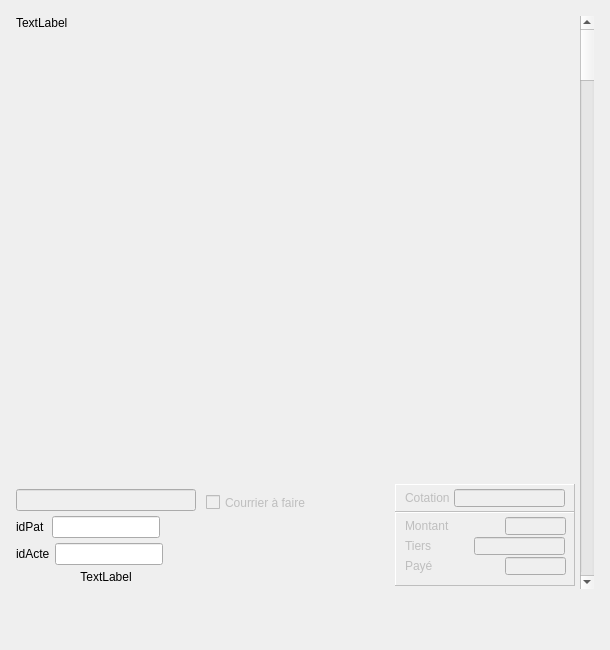
Before: the Qt Designer form dlg_actesprecedents.ui in ukinoki/Rufus, drawn with Qt 5.
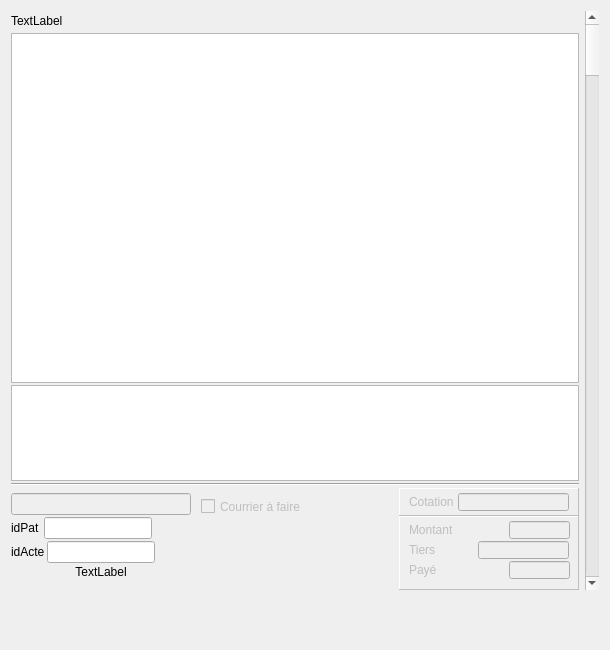
After: the same form once the commit is applied. Icons and pictures are not drawn. Custom widgets are drawn as their Qt base class.

Commit message: 19/06/2018 corrections dans rufus.cpp et dlg_actesprecedents

```diff
--- a/dlg_actesprecedents.ui
+++ b/dlg_actesprecedents.ui
@@ -31,41 +31,62 @@
   <property name="windowTitle">
    <string>Dialog</string>
   </property>
-  <layout class="QVBoxLayout" name="verticalLayout_6">
-   <item>
     <layout class="QVBoxLayout" name="verticalLayout_5">
-     <property name="spacing">
-      <number>2</number>
-     </property>
      <item>
-      <layout class="QHBoxLayout" name="horizontalActeLayout">
-       <property name="spacing">
-        <number>5</number>
-       </property>
-       <property name="leftMargin">
-        <number>5</number>
-       </property>
-       <property name="topMargin">
-        <number>5</number>
-       </property>
-       <property name="rightMargin">
-        <number>5</number>
-       </property>
-       <property name="bottomMargin">
-        <number>5</number>
-       </property>
+    <layout class="QHBoxLayout" name="horizontalLayout_6">
        <item>
-        <layout class="QVBoxLayout" name="Layout" stretch="50,2">
+      <layout class="QVBoxLayout" name="verticalLayout" stretch="1,55,15,0,2">
          <property name="spacing">
           <number>2</number>
          </property>
          <item>
-          <widget class="UpLabel" name="Uplabel">
+        <layout class="QHBoxLayout" name="horizontalLayout" stretch="5,2">
+         <item>
+          <widget class="UpLabel" name="EnteteupLabel">
            <property name="text">
             <string>TextLabel</string>
            </property>
-           <property name="alignment">
-            <set>Qt::AlignLeading|Qt::AlignLeft|Qt::AlignTop</set>
+          </widget>
+         </item>
+         <item>
+          <spacer name="horizontalSpacer_5">
+           <property name="orientation">
+            <enum>Qt::Horizontal</enum>
+           </property>
+           <property name="sizeHint" stdset="0">
+            <size>
+             <width>40</width>
+             <height>20</height>
+            </size>
+           </property>
+          </spacer>
+         </item>
+        </layout>
+       </item>
+       <item>
+        <widget class="UpTextEdit" name="CorpsupTextEdit">
+         <property name="focusPolicy">
+          <enum>Qt::StrongFocus</enum>
+         </property>
+         <property name="readOnly">
+          <bool>true</bool>
+         </property>
+        </widget>
+       </item>
+       <item>
+        <widget class="UpTextEdit" name="ConclusionupTextEdit">
+         <property name="focusPolicy">
+          <enum>Qt::StrongFocus</enum>
+         </property>
+         <property name="readOnly">
+          <bool>true</bool>
+         </property>
+        </widget>
+       </item>
+       <item>
+        <widget class="Line" name="line">
+         <property name="orientation">
+          <enum>Qt::Horizontal</enum>
            </property>
           </widget>
          </item>
@@ -90,7 +111,7 @@
             <item>
              <layout class="QVBoxLayout" name="verticalLayout_3">
               <property name="spacing">
-               <number>5</number>
+             <number>2</number>
               </property>
               <property name="leftMargin">
                <number>0</number>
@@ -834,8 +855,6 @@
       </layout>
      </item>
     </layout>
-   </item>
-  </layout>
  </widget>
  <customwidgets>
   <customwidget>
@@ -848,6 +867,11 @@
    <extends>QLabel</extends>
    <header>uplabel.h</header>
   </customwidget>
+  <customwidget>
+   <class>UpTextEdit</class>
+   <extends>QTextEdit</extends>
+   <header>uptextedit.h</header>
+  </customwidget>
  </customwidgets>
  <resources>
   <include location="Images/images.qrc"/>
```
Lines whose indentation alone changed are shown as unchanged. The commit also changes 7 other files.
